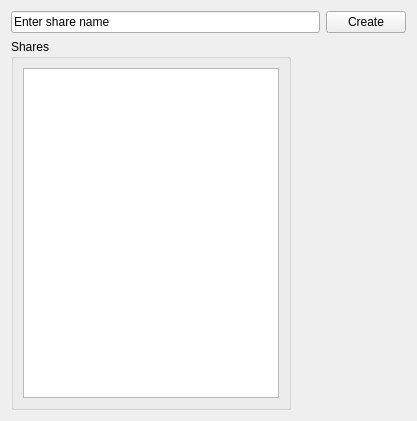
Old version of the form src/qt/ui/user_shares_panel.ui in the repository maidsafe-archive/MaidSafe-Encrypt.
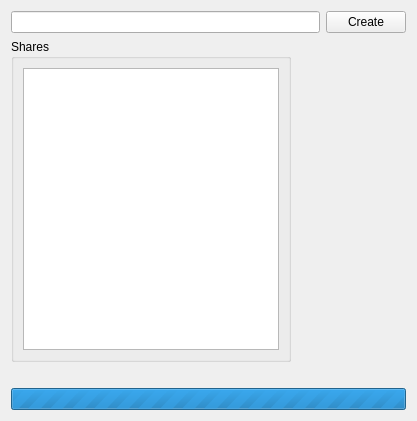
New version of the form.

Commit message: Private shares working again. GUI improvements. One chunkstore test fix.

```diff
--- a/src/qt/ui/user_shares_panel.ui
+++ b/src/qt/ui/user_shares_panel.ui
@@ -19,7 +19,7 @@
      <item>
       <widget class="QLineEdit" name="shareNameLineEdit">
        <property name="text">
-        <string>Enter share name</string>
+        <string/>
        </property>
       </widget>
      </item>
@@ -77,6 +77,26 @@
      </item>
     </layout>
    </item>
+   <item>
+    <widget class="QLabel" name="labelCreate">
+     <property name="text">
+      <string/>
+     </property>
+    </widget>
+   </item>
+   <item>
+    <widget class="QProgressBar" name="progressBarCreate">
+     <property name="maximum">
+      <number>0</number>
+     </property>
+     <property name="value">
+      <number>-1</number>
+     </property>
+     <property name="textVisible">
+      <bool>false</bool>
+     </property>
+    </widget>
+   </item>
   </layout>
  </widget>
  <resources/>
```
The commit also changes 18 other files.
